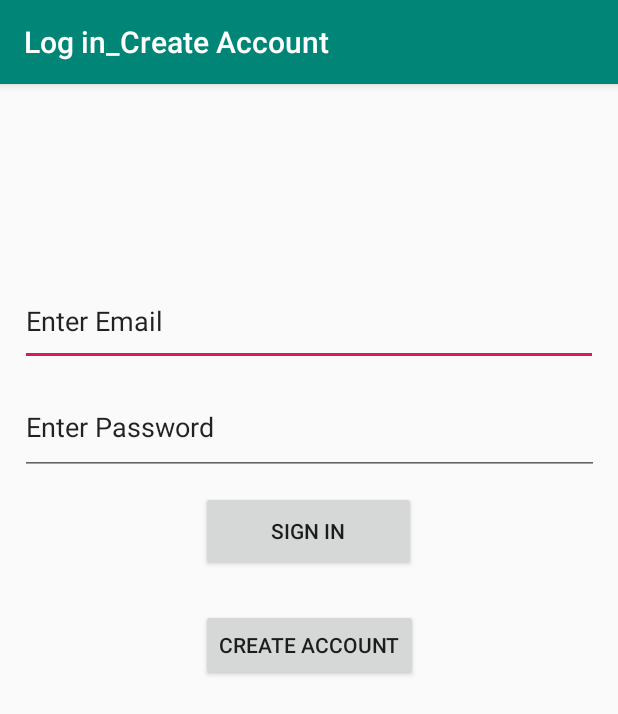
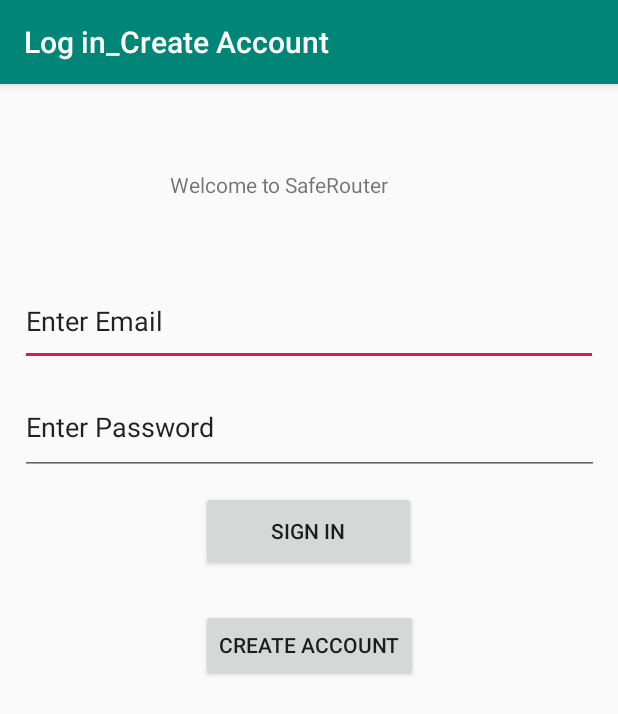
Before and after one commit to RajAppana/group-project-2019-20-group-7, an Android app: the screen it shows after launch (MainActivity), on a phone screen of 412 x 824 dp. Shown: the top 714 px of the screen. Run offline under Robolectric (Android 15) with nearby library versions, the phone set to English and light mode, and no system bars.

```diff
--- a/app/src/main/res/layout/activity_main.xml
+++ b/app/src/main/res/layout/activity_main.xml
@@ -52,4 +52,15 @@
         app:layout_constraintStart_toStartOf="parent"
         app:layout_constraintTop_toTopOf="parent"
         app:layout_constraintVertical_bias="0.38" />
+
+    <TextView
+        android:id="@+id/Title_box"
+        android:layout_width="185dp"
+        android:layout_height="32dp"
+        android:text="Welcome to SafeRouter"
+        app:layout_constraintBottom_toBottomOf="parent"
+        app:layout_constraintEnd_toEndOf="parent"
+        app:layout_constraintStart_toStartOf="parent"
+        app:layout_constraintTop_toTopOf="parent"
+        app:layout_constraintVertical_bias="0.078" />
 </androidx.constraintlayout.widget.ConstraintLayout>
```
